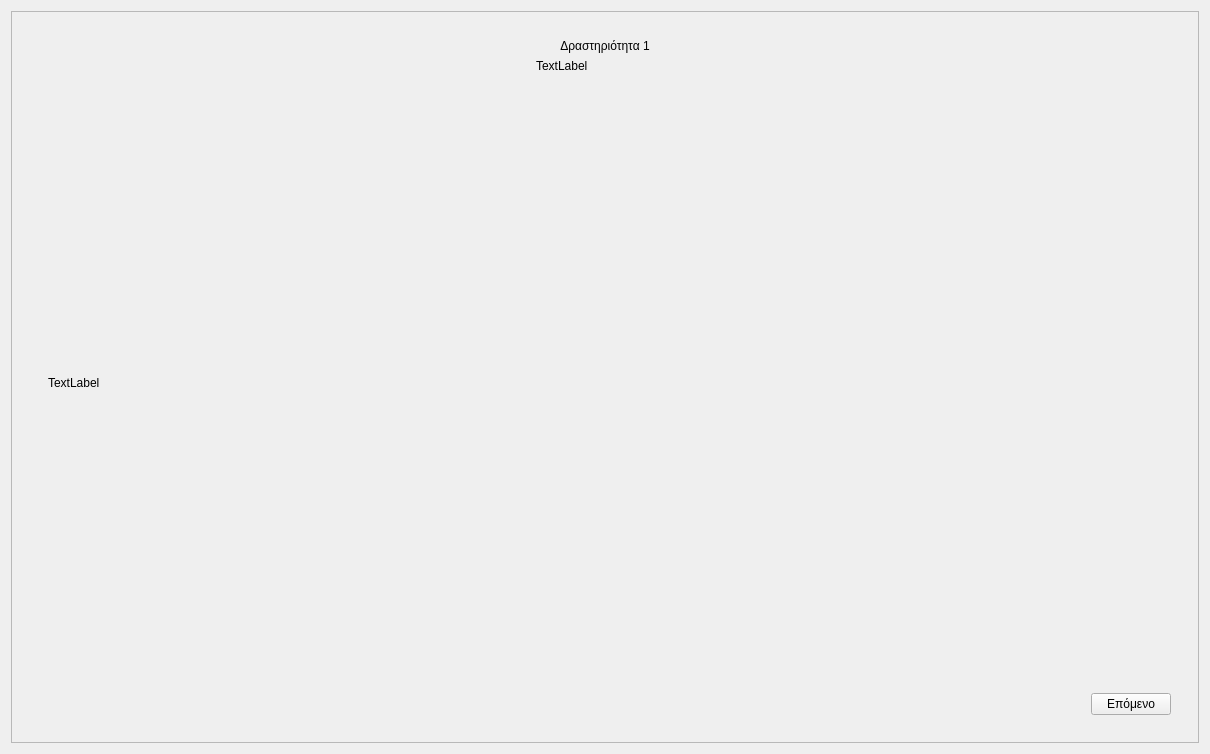
First picture: the form in user_interface/resources/page2.ui, repository smattha/robotHuman, before the edit.
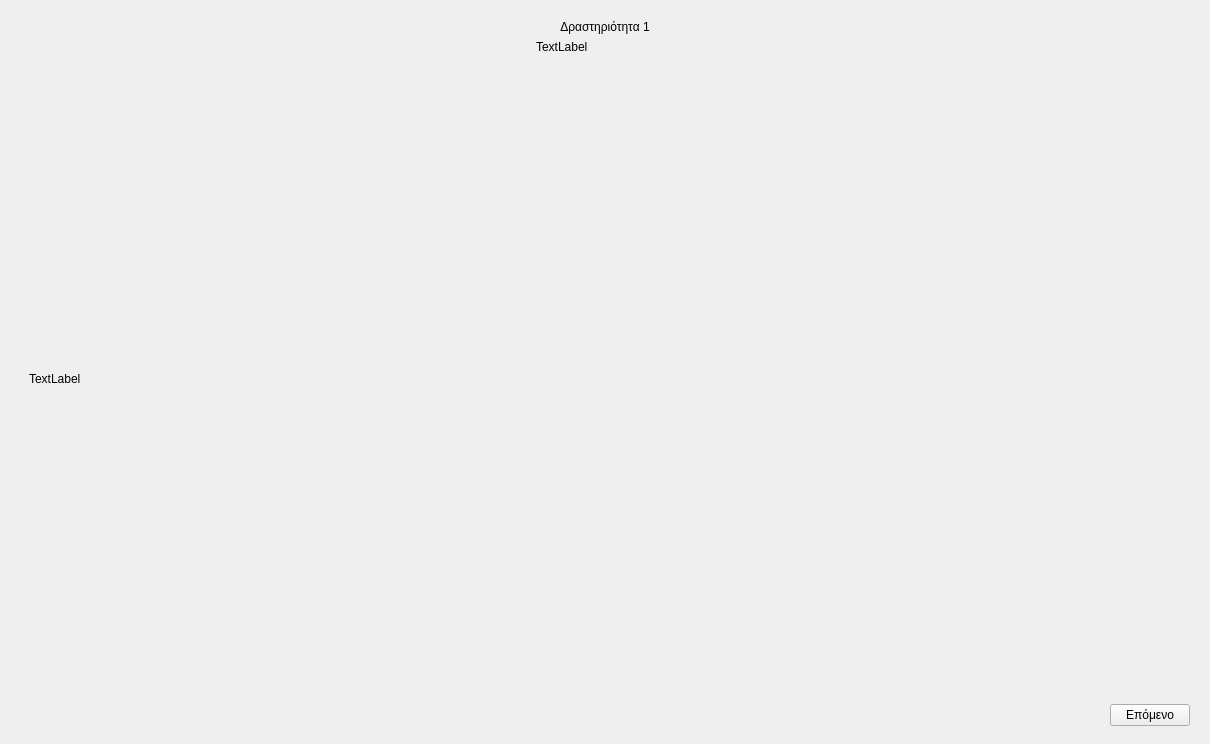
Second picture: the form after the edit.

The edit to the form file:
```diff
--- a/user_interface/resources/page2.ui
+++ b/user_interface/resources/page2.ui
@@ -7,29 +7,29 @@
     <x>0</x>
     <y>0</y>
     <width>1210</width>
-    <height>754</height>
+    <height>744</height>
    </rect>
   </property>
   <property name="windowTitle">
    <string>Form</string>
   </property>
   <layout class="QGridLayout" name="gridLayout_2">
+   <property name="leftMargin">
+    <number>2</number>
+   </property>
+   <property name="topMargin">
+    <number>2</number>
+   </property>
+   <property name="rightMargin">
+    <number>2</number>
+   </property>
+   <property name="bottomMargin">
+    <number>0</number>
+   </property>
+   <property name="spacing">
+    <number>0</number>
+   </property>
    <item row="1" column="0">
-    <widget class="QScrollArea" name="scrollArea">
-     <property name="widgetResizable">
-      <bool>true</bool>
-     </property>
-     <widget class="QWidget" name="scrollAreaWidgetContents_2">
-      <property name="geometry">
-       <rect>
-        <x>0</x>
-        <y>0</y>
-        <width>1190</width>
-        <height>734</height>
-       </rect>
-      </property>
-      <layout class="QGridLayout" name="gridLayout_10">
-       <item row="0" column="0">
         <widget class="QStackedWidget" name="stackedWidget">
          <property name="currentIndex">
           <number>0</number>
@@ -218,10 +218,6 @@
               </widget>
              </item>
             </layout>
-           </item>
-          </layout>
-         </widget>
-        </widget>
        </item>
       </layout>
      </widget>
```
Lines whose indentation alone changed are shown as unchanged.
